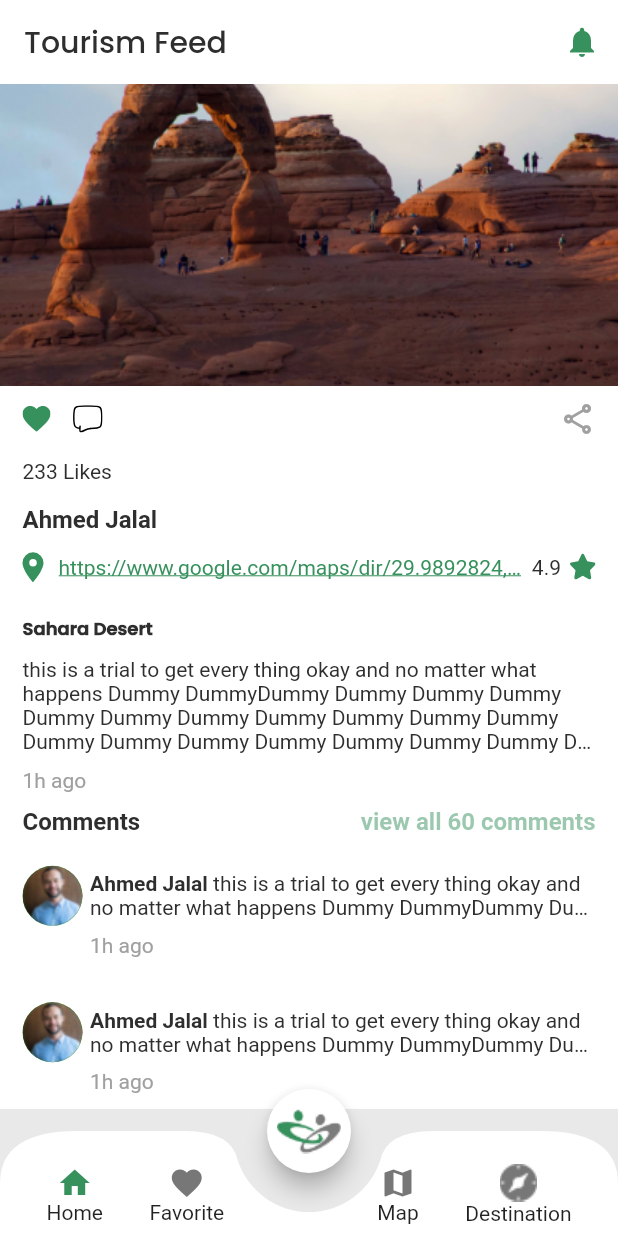
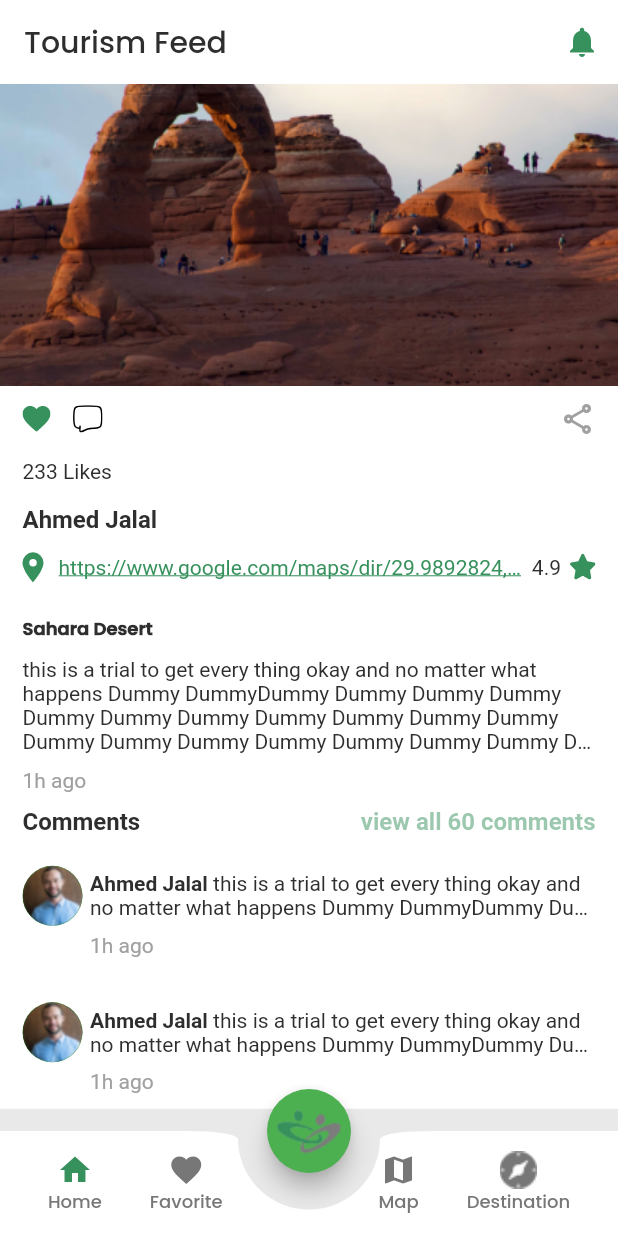
Before and after one commit to mohamedhanyyy/tourism1, a Flutter app: the screen it shows after launch, scrolled down 1622 dp, on a phone screen of 412 x 824 dp. Run offline on Flutter 3.47's test engine with Material 2 defaults, Android fonts, the phone set to English and light mode, and no system bars; our stand-ins replace carousel_slider, dotted_decoration, flutter_svg, get, google_maps_flutter.

Commit message:
finish Editing BNB
finish Editing BNB

```diff
--- a/lib/presentation/layout_page/view/layout_page.dart
+++ b/lib/presentation/layout_page/view/layout_page.dart
@@ -29,8 +29,9 @@ class _LayoutPageState extends State<LayoutPage> {
   List<Widget> bodyContentTab = [
     TourismFeedView(),
     TourismFavouriteView(),
-    GoogleMapsView(),
-    DestinationView(),
+    // GoogleMapsView(),
+    Container(color: Colors.yellow,height: double.infinity,),
+    const DestinationView(),
   ];
 
 List<AppBar> appBarList= [
@@ -51,17 +52,17 @@ List<AppBar> appBarList= [
         print(" layout page index :${logic.tabIndex.value}");
 
         return Scaffold(
+          extendBody: true, // very important as note
           backgroundColor: ColorConstants.lightGreyColor,
           appBar: appBarList[logic.tabIndex.value],
           body: bodyContentTab[logic.tabIndex.value],
           bottomNavigationBar: const ButtonNaviBar(),
           floatingActionButton: FloatingActionButton(
             onPressed: () {},
-            backgroundColor: ColorConstants.whiteColor,
+            // backgroundColor: ColorConstants.whiteColor,
             child: Image.asset(ConstantIcons.logoIcon),
           ),
-          floatingActionButtonLocation: FloatingActionButtonLocation
-              .miniCenterDocked,
+          floatingActionButtonLocation: FloatingActionButtonLocation.miniCenterDocked,
         );
       },
     );
--- a/lib/presentation/tourism_feed/view/tourism_feed_view.dart
+++ b/lib/presentation/tourism_feed/view/tourism_feed_view.dart
@@ -21,7 +21,9 @@ class TourismFeedView extends GetView<TourismFeedController> {
 
   @override
   Widget build(BuildContext context) {
-    return  ListView(
+    return  Container(
+      height: double.infinity,
+      child: ListView(
           children: [
             const SizedBox(
               height: 20,
@@ -251,6 +253,7 @@ class TourismFeedView extends GetView<TourismFeedController> {
                         dummyUserImage: controller.dummyUserImage,
                         dummyPostImage: controller.dummyPostImage)),
           ],
+        ),
     );
   }
 }
--- a/lib/themes/styles.dart
+++ b/lib/themes/styles.dart
@@ -77,6 +77,12 @@ class ConstantTextStyles {
     color: ColorConstants.blackColor,
     fontWeight: boldFontWeight,
     fontSize: 16,
+  );
+
+  static const TextStyle mediumTwelveDefaultTextStyle = TextStyle(
+    color: ColorConstants.greyColor,
+    fontSize: 12,
+    fontFamily: FontFamily.poppinsMedium
   );
 
   ///  TODO SemiBold Black text styles
--- a/lib/themes/themes.dart
+++ b/lib/themes/themes.dart
@@ -15,5 +15,8 @@ class AppThemes {
          statusBarColor: ColorConstants.whiteColor,
        ),
      ),
+    bottomNavigationBarTheme: const BottomNavigationBarThemeData(
+      backgroundColor: Color(0x00ffffff),
+    )
   );
 }
```
Also changed, not shown: lib/presentation/layout_page/view/button_navigate_bar.dart (+11 -10 lines). Lines whose indentation alone changed are shown as unchanged.
